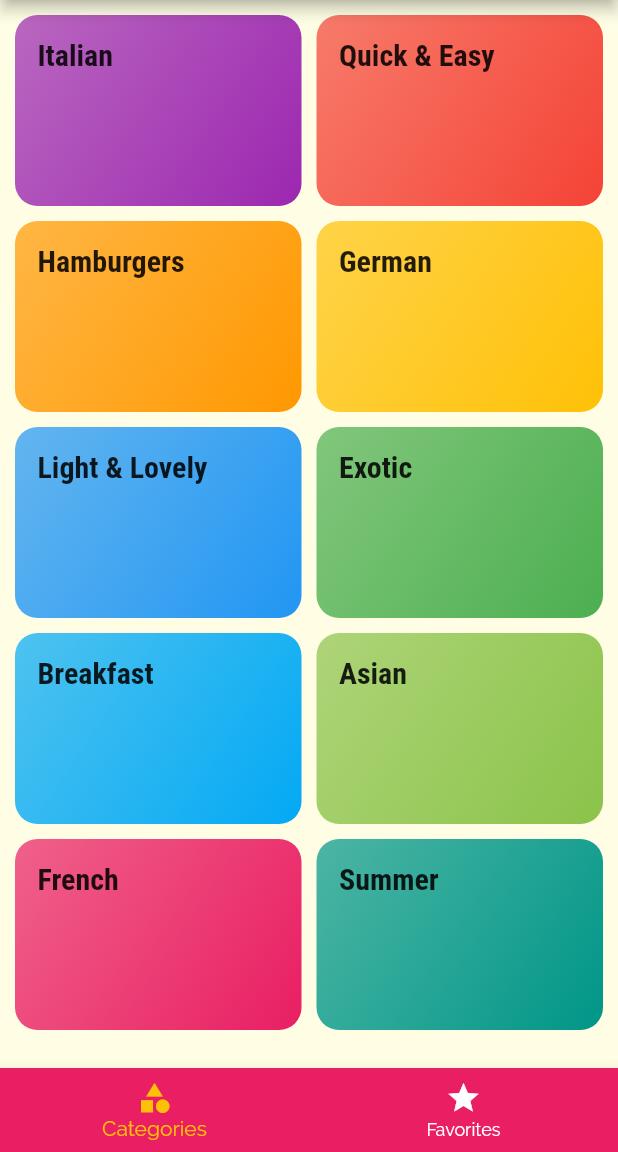
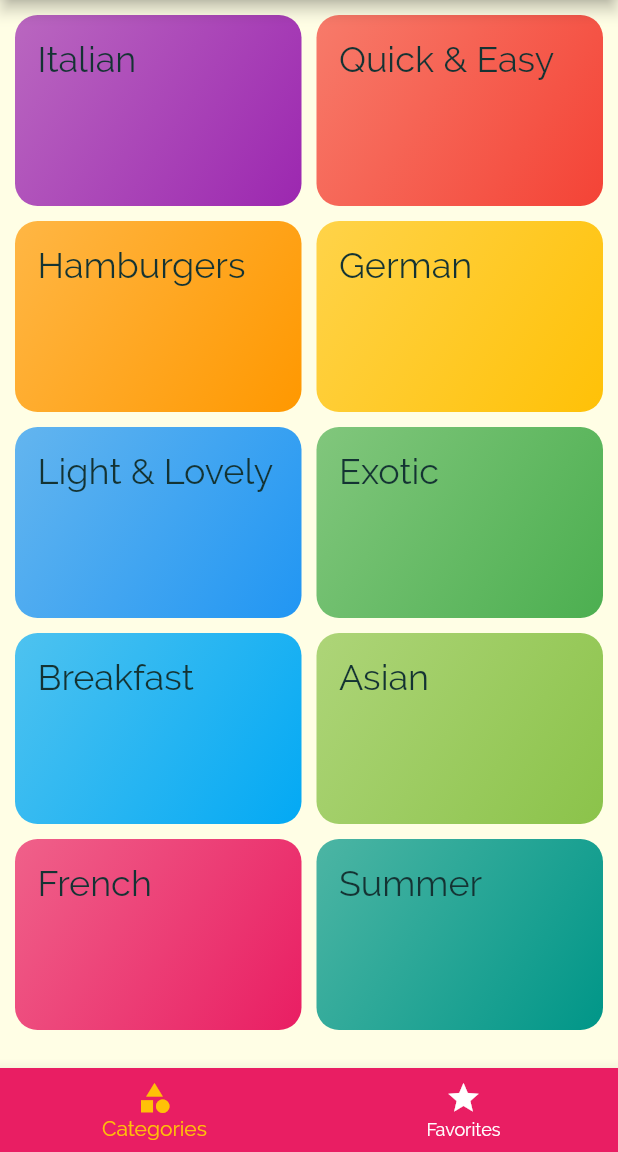
Before and after one commit to MilanDavid/flutter-meals, a Flutter app: the screen it shows after launch, on a phone screen of 412 x 824 dp, the part 84-1236 px from its top. Run offline on Flutter 3.47's test engine with Material 2 defaults, Android fonts, the phone set to English and light mode, and no system bars.

Commit message:
some fixes with stable channel

```diff
--- a/lib/main.dart
+++ b/lib/main.dart
@@ -18,13 +18,13 @@ class MyApp extends StatelessWidget {
         canvasColor: Color.fromRGBO(255, 254, 229, 1),
         fontFamily: 'Raleway',
         textTheme: ThemeData.light().textTheme.copyWith(
-              bodyText1: TextStyle(
+              headline: TextStyle(
                 color: Color.fromRGBO(20, 51, 51, 1),
               ),
-              bodyText2: TextStyle(
+              body1: TextStyle(
                 color: Color.fromRGBO(20, 51, 51, 1),
               ),
-              headline5: TextStyle(
+              body2: TextStyle(
                 fontSize: 20,
                 fontFamily: 'RobotoCondensed',
                 fontWeight: FontWeight.bold,
--- a/lib/screens/meal_detail_screen.dart
+++ b/lib/screens/meal_detail_screen.dart
@@ -11,7 +11,7 @@ class MealDetailScreen extends StatelessWidget {
       ),
       child: Text(
         title,
-        style: Theme.of(context).textTheme.headline6,
+        style: Theme.of(context).textTheme.headline,
       ),
     );
   }
--- a/lib/widgets/category_item.dart
+++ b/lib/widgets/category_item.dart
@@ -25,7 +25,7 @@ class CategoryItem extends StatelessWidget {
         padding: const EdgeInsets.all(15),
         child: Text(
           title,
-          style: Theme.of(context).textTheme.headline5,
+          style: Theme.of(context).textTheme.headline,
         ),
         decoration: BoxDecoration(
           gradient: LinearGradient(
```
